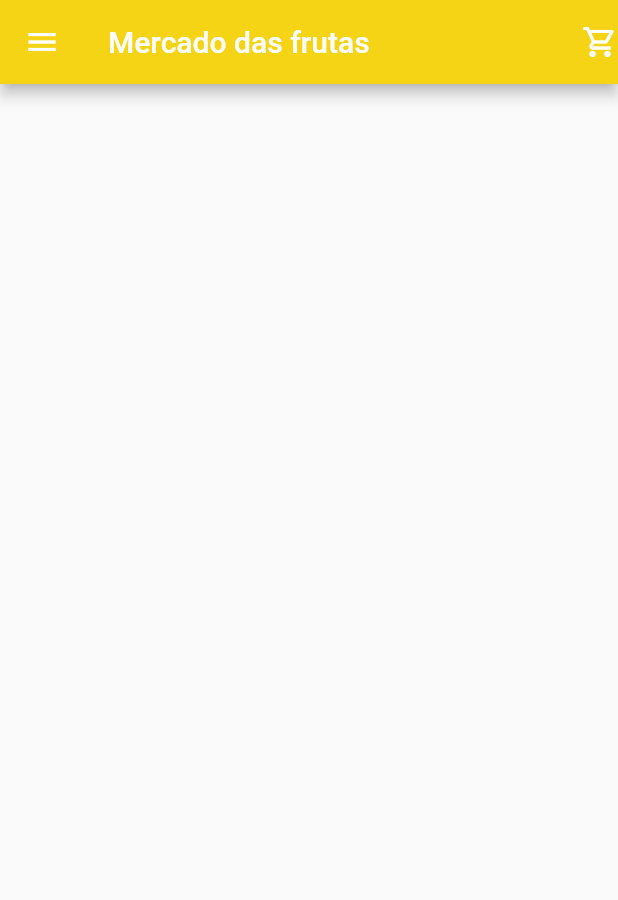
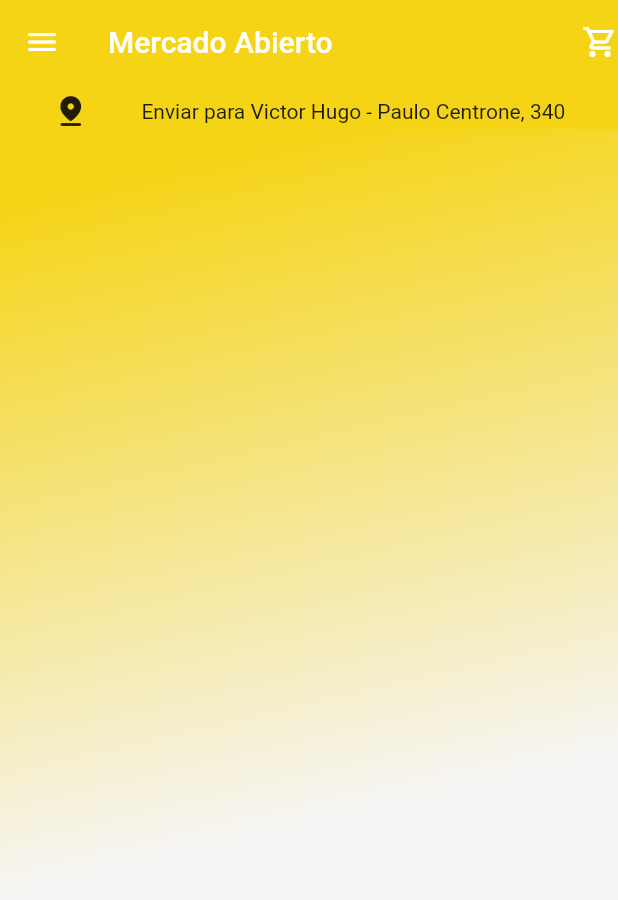
Before and after one commit to DLastLegend/mercadoAberto, a Flutter app: the screen it shows after launch, on a phone screen of 412 x 824 dp. Shown: the top 900 px of the screen. Run offline on Flutter 3.47's test engine with Material 2 defaults, Android fonts, the phone set to English and light mode, and no system bars.

Commit message:
Aula 2 - colocamos gradiente-degrade, colocamos row, icon de localização,colocamos dados de localização- 02-07-2022

```diff
--- a/lib/main.dart
+++ b/lib/main.dart
@@ -7,7 +7,6 @@ void main() {
 class MyApp extends StatelessWidget {
   const MyApp({Key? key}) : super(key: key);
 
-  // This widget is the root of your application.
   @override
   Widget build(BuildContext context) {
     return MaterialApp(
@@ -15,7 +14,8 @@ class MyApp extends StatelessWidget {
       theme: ThemeData(
         primarySwatch: Colors.blue,
       ),
-      home: const MyHomePage(title: 'Mercado das frutas'),
+      home: const MyHomePage(title: 'Mercado Abierto'),
+      debugShowCheckedModeBanner: false,
     );
   }
 }
@@ -42,23 +42,41 @@ class _MyHomePageState extends State<MyHomePage> {
 
     return Scaffold(
       appBar: AppBar(
+
         backgroundColor: Color(0xfff5d415),
+        shadowColor: Colors.transparent,
 
         leading: Icon(Icons.menu),
 
-        title: Text(widget.title),
+        title: Text (widget.title),
 
-        actions: [
+        actions:<Widget> [
           Icon(Icons.shopping_cart_outlined),
         ],
+
+        bottom: PreferredSize(
+          preferredSize: Size.fromHeight(30),
+          child: Row(
+            mainAxisAlignment: MainAxisAlignment.spaceEvenly,
+            children: const <Widget>[
+              Icon(Icons.pin_drop_rounded),
+              Text('Enviar para Victor Hugo - Paulo Centrone, 340'),
+            ],
+          ),
       ),
-      body: Center(
-
-        child: Column(
-
-          mainAxisAlignment: MainAxisAlignment.center,
         ),
-      ),
-    );
+      body: Container(
+        decoration: const BoxDecoration(
+          gradient: LinearGradient(
+            begin: Alignment.topCenter,
+            end: Alignment(0.5,0.2),
+            colors: <Color>[
+              Color(0xfff5d415),
+             Color(0xfff5f5f5f5),
+            ]
+            )
+        )
+      )
+      );
   }
 }
```
